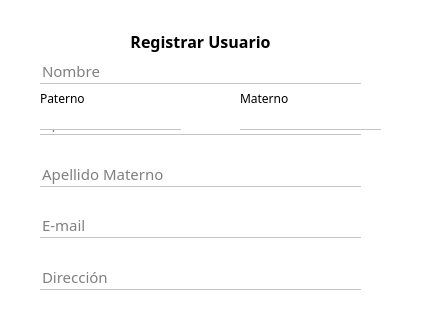
Before: the Qt Designer form hospital-Core/Widgets/Usuario/registrar.ui in MrDanielG/Hospital-SCRUM, drawn with Qt 5; both pictures show x 0 to 422 and y 0 to 320 of the 422 by 550 pixel window.
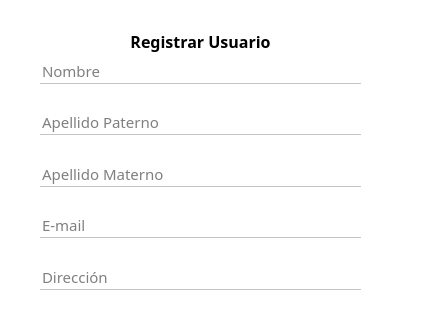
After: the same form once the commit is applied. The open tabs and pages were chosen to show the change. Icons and pictures are not drawn.

Commit message: Cambios en el registro

The edit to the form file:
```diff
--- a/hospital-Core/Widgets/Usuario/registrar.ui
+++ b/hospital-Core/Widgets/Usuario/registrar.ui
@@ -776,88 +776,6 @@
     </widget>
    </widget>
   </widget>
-  <widget class="QLabel" name="label_9">
-   <property name="geometry">
-    <rect>
-     <x>40</x>
-     <y>90</y>
-     <width>101</width>
-     <height>16</height>
-    </rect>
-   </property>
-   <property name="font">
-    <font>
-     <family>Montserrat</family>
-    </font>
-   </property>
-   <property name="text">
-    <string>Paterno</string>
-   </property>
-   <property name="alignment">
-    <set>Qt::AlignLeading|Qt::AlignLeft|Qt::AlignVCenter</set>
-   </property>
-  </widget>
-  <widget class="QLineEdit" name="registrarse_aMaterno">
-   <property name="geometry">
-    <rect>
-     <x>240</x>
-     <y>110</y>
-     <width>141</width>
-     <height>20</height>
-    </rect>
-   </property>
-   <property name="font">
-    <font>
-     <family>Montserrat</family>
-    </font>
-   </property>
-   <property name="styleSheet">
-    <string notr="true">border: none;
-border-bottom: 1px solid #C4C4C4;
-background: none;</string>
-   </property>
-  </widget>
-  <widget class="QLabel" name="label_10">
-   <property name="geometry">
-    <rect>
-     <x>240</x>
-     <y>90</y>
-     <width>101</width>
-     <height>16</height>
-    </rect>
-   </property>
-   <property name="font">
-    <font>
-     <family>Montserrat</family>
-    </font>
-   </property>
-   <property name="text">
-    <string>Materno</string>
-   </property>
-   <property name="alignment">
-    <set>Qt::AlignLeading|Qt::AlignLeft|Qt::AlignVCenter</set>
-   </property>
-  </widget>
-  <widget class="QLineEdit" name="registrarse_aMaterno_2">
-   <property name="geometry">
-    <rect>
-     <x>40</x>
-     <y>110</y>
-     <width>141</width>
-     <height>20</height>
-    </rect>
-   </property>
-   <property name="font">
-    <font>
-     <family>Montserrat</family>
-    </font>
-   </property>
-   <property name="styleSheet">
-    <string notr="true">border: none;
-border-bottom: 1px solid #C4C4C4;
-background: none;</string>
-   </property>
-  </widget>
  </widget>
  <resources>
   <include location="../../resources.qrc"/>
```
Left out of the diff: 2 changed lines with no effect on the pictures. The commit also changes 1 other file.
